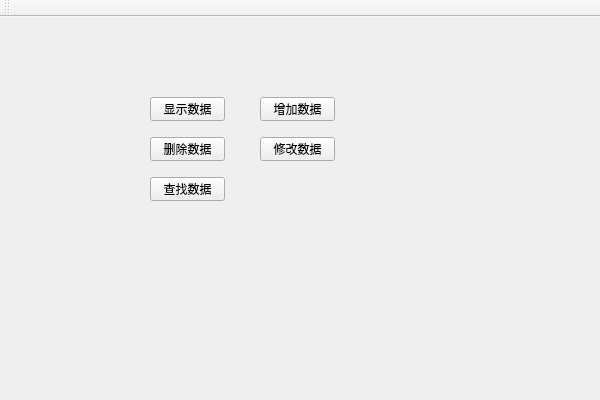
This is DataTable/MainWidgets.ui in chenzengguang520/DataTable as Qt 5 draws it before an edit. The edited form follows.
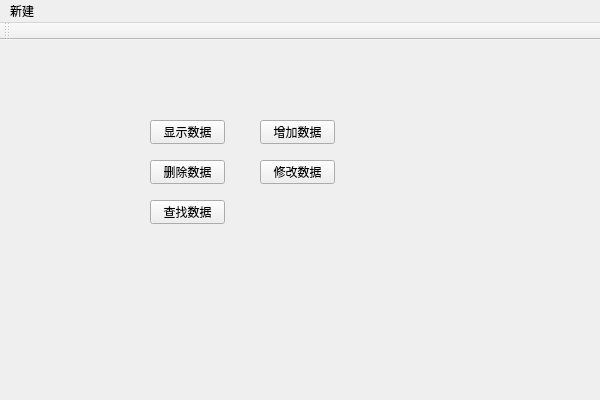
This is the edited form.

```diff
--- a/DataTable/MainWidgets.ui
+++ b/DataTable/MainWidgets.ui
@@ -99,6 +99,13 @@
      <height>26</height>
     </rect>
    </property>
+   <widget class="QMenu" name="menu">
+    <property name="title">
+     <string>新建</string>
+    </property>
+    <addaction name="newCode"/>
+   </widget>
+   <addaction name="menu"/>
   </widget>
   <widget class="QToolBar" name="mainToolBar">
    <attribute name="toolBarArea">
```
Left out of the diff: 5 changed lines with no effect on the pictures.
